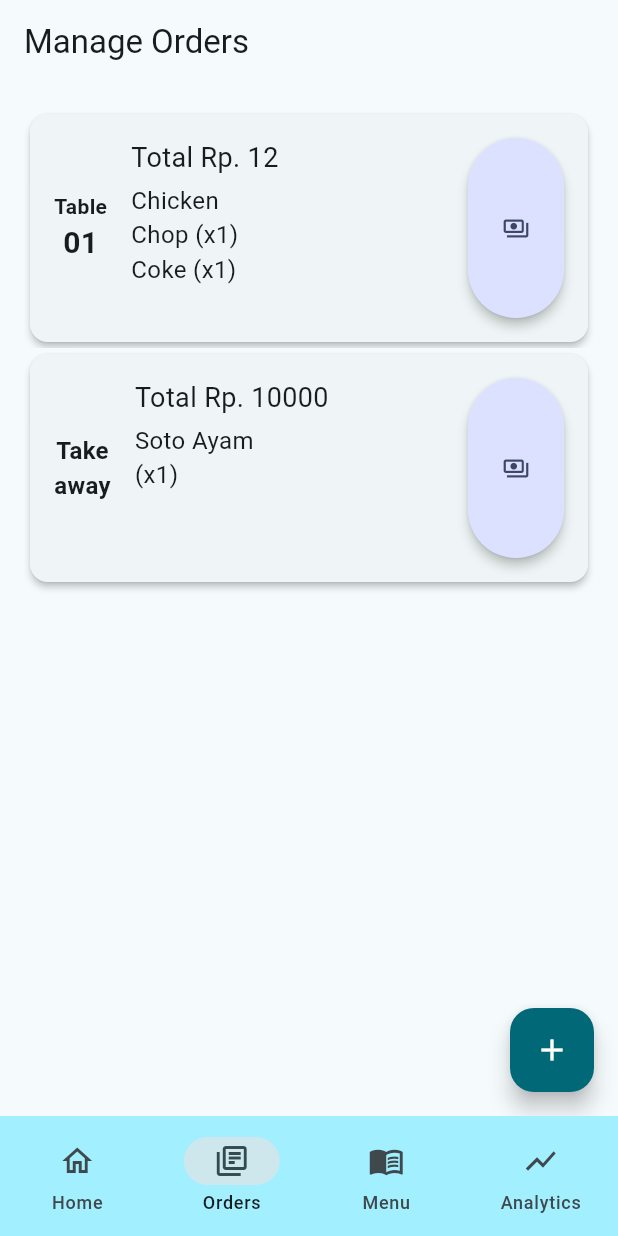
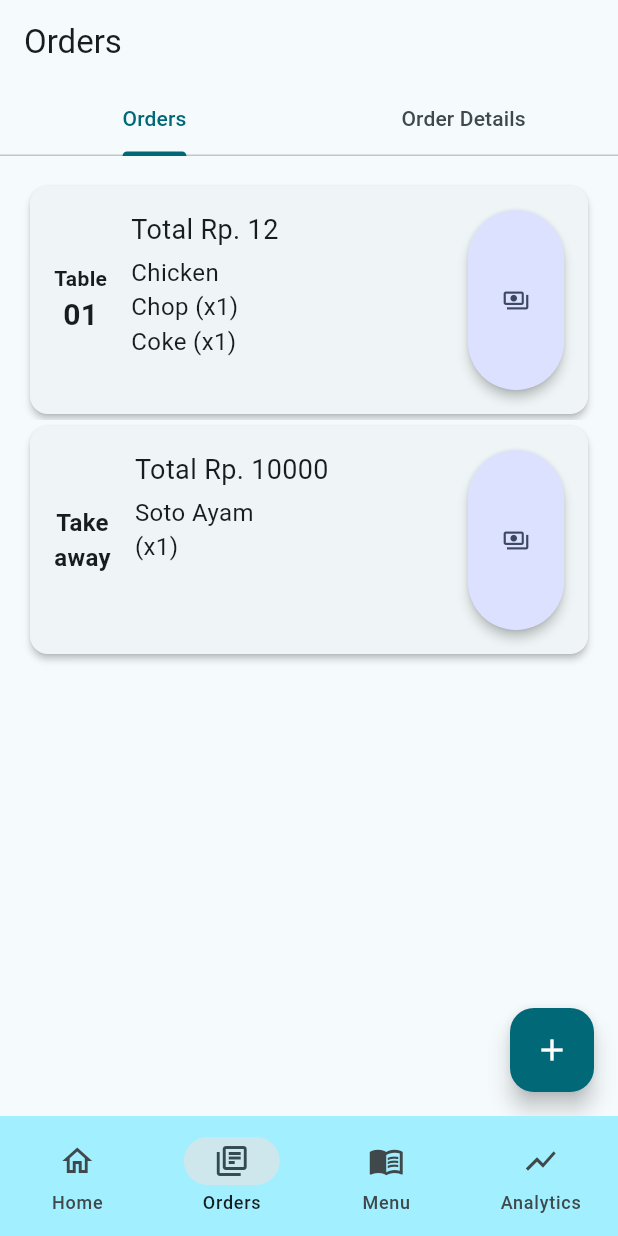
Before and after one commit to bootloopmaster636/chrysant, a Flutter app: the screen it shows after launch, on a phone screen of 412 x 824 dp. Run offline on Flutter 3.47's test engine with Material 3 defaults, Android fonts, the phone set to English and light mode, and no system bars; our stand-ins replace dropdown_button2, flutter_hooks, flutter_riverpod, gap, hooks_riverpod, image_picker and 5 more; accounts and stored records are empty; generated files the repository leaves out were written again.

Commit message:
fixed responsive layout on order homepage

```diff
--- a/lib/pages/orders/orders.dart
+++ b/lib/pages/orders/orders.dart
@@ -43,31 +43,124 @@ final Order example2 = Order()
 
 final List<Order> orders = [example1, example2];
 
-class OrdersPage extends HookConsumerWidget {
-  const OrdersPage({
+class OrdersPage extends HookWidget {
+  const OrdersPage({super.key});
+
+  @override
+  Widget build(BuildContext context) {
+    final selectedOrderId =
+        useState(-1); // selectedOrderId -1 is nothing selected
+    return LayoutBuilder(builder: (context, constraints) {
+      if (constraints.maxWidth < 600) {
+        return OrdersPageMobile(
+          selectedOrderId: selectedOrderId,
+        );
+      } else {
+        return OrdersPageTablet(
+          selectedOrderId: selectedOrderId,
+        );
+      }
+    });
+  }
+}
+
+class OrdersPageMobile extends HookConsumerWidget {
+  final ValueNotifier<int> selectedOrderId;
+  const OrdersPageMobile({
     super.key,
+    required this.selectedOrderId,
   });
 
   @override
   Widget build(BuildContext context, WidgetRef ref) {
-    final selectedOrderId =
-        useState(-1); // selectedOrderId -1 is nothing selected
+    return DefaultTabController(
+      length: 2,
+      child: Scaffold(
+        appBar: AppBar(
+          title: const Text("Orders"),
+          bottom: TabBar(
+            tabs: const [
+              Tab(text: "Orders"),
+              Tab(text: "Order Details"),
+            ],
+          ),
+        ),
+        body: TabBarView(
+          children: [
+            OrderListScreen(selectedOrderId: selectedOrderId),
+            OrderDetailsScreen(selectedOrderId: selectedOrderId),
+          ],
+        ),
+      ),
+    );
+  }
+}
 
+class OrdersPageTablet extends HookConsumerWidget {
+  final ValueNotifier<int> selectedOrderId;
+  const OrdersPageTablet({
+    super.key,
+    required this.selectedOrderId,
+  });
+
+  @override
+  Widget build(BuildContext context, WidgetRef ref) {
     return Row(
       mainAxisSize: MainAxisSize.min,
       children: [
-        //main screen
         SizedBox(
-          width: Device.screenType == ScreenType.tablet ? 40.w : 100.w,
+          width: 40.w,
           child: Column(
-            crossAxisAlignment: CrossAxisAlignment.stretch,
             children: [
               AppBar(
-                backgroundColor: Colors.transparent,
-                title: const Text("Manage Orders"),
+                title: const Text("Orders"),
               ),
-              Expanded(
-                child: Stack(
+              Expanded(child: OrderListScreen(selectedOrderId: selectedOrderId)),
+            ],
+          ),
+        ),
+        const Gap(4),
+        Expanded(child: OrderDetailsScreen(selectedOrderId: selectedOrderId)),
+      ],
+    );
+  }
+}
+
+class OrderDetailsScreen extends StatelessWidget {
+  const OrderDetailsScreen({
+    super.key,
+    required this.selectedOrderId,
+  });
+
+  final ValueNotifier<int> selectedOrderId;
+
+  @override
+  Widget build(BuildContext context) {
+    return Card(
+      child: Padding(
+        padding: const EdgeInsets.all(24.0),
+        child: selectedOrderId.value == -1
+            ? const NoOrderSelectedNotif()
+            : OrderDetails(
+                order: orders
+                    .where((order) => order.id == selectedOrderId.value)
+                    .first),
+      ),
+    );
+  }
+}
+
+class OrderListScreen extends StatelessWidget {
+  const OrderListScreen({
+    super.key,
+    required this.selectedOrderId,
+  });
+
+  final ValueNotifier<int> selectedOrderId;
+
+  @override
+  Widget build(BuildContext context) {
+    return Stack(
       alignment: Alignment.bottomRight,
       children: [
         Padding(
@@ -88,34 +181,10 @@ class OrdersPage extends HookConsumerWidget {
               );
             },
             backgroundColor: Theme.of(context).colorScheme.primary,
-                        foregroundColor:
-                            Theme.of(context).colorScheme.onPrimary,
+            foregroundColor: Theme.of(context).colorScheme.onPrimary,
             child: const Icon(Icons.add),
           ),
         )
-                  ],
-                ),
-              ),
-            ],
-          ),
-        ),
-
-        //second screen on tablet screen and above
-        if (Device.screenType == ScreenType.tablet) const Gap(4),
-        if (Device.screenType == ScreenType.tablet)
-          Expanded(
-            child: Card(
-              child: Padding(
-                padding: const EdgeInsets.all(24.0),
-                child: selectedOrderId.value == -1
-                    ? const NoOrderSelectedNotif()
-                    : OrderDetails(
-                        order: orders
-                            .where((order) => order.id == selectedOrderId.value)
-                            .first),
-              ),
-            ),
-          ),
       ],
     );
   }
```
Lines whose indentation alone changed are shown as unchanged.
